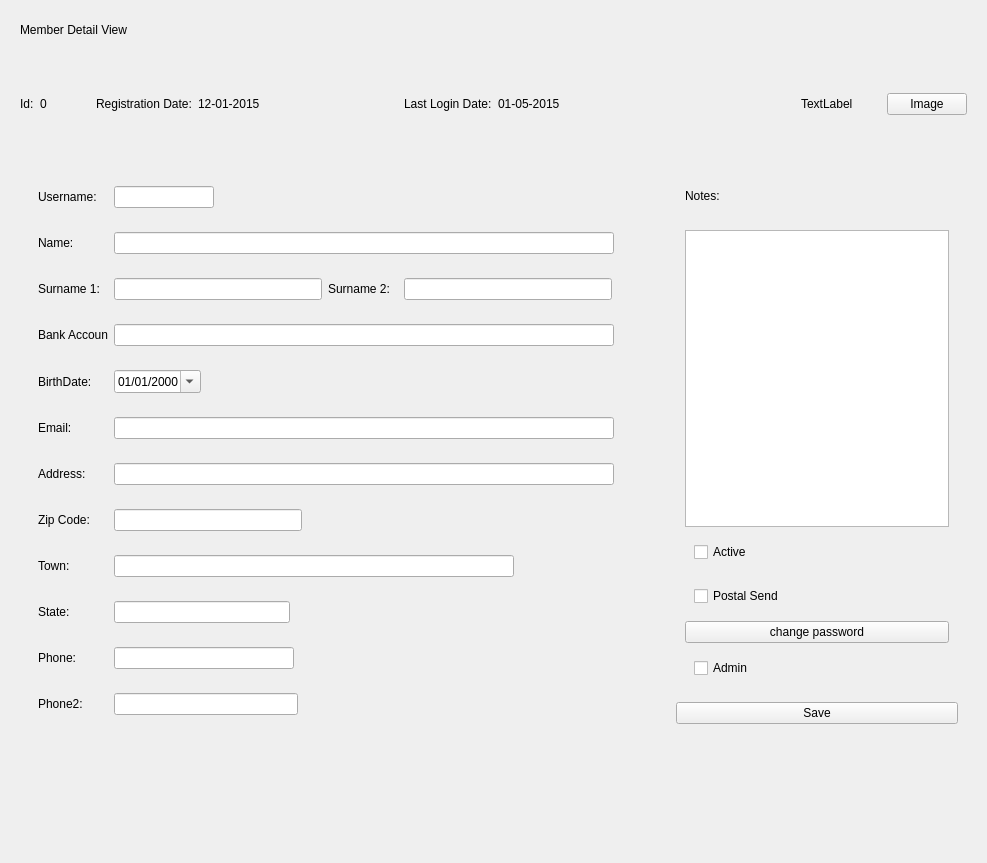
Qt form penyamanager/admin/memberview.ui (eguzki/penyamanager) before a commit.
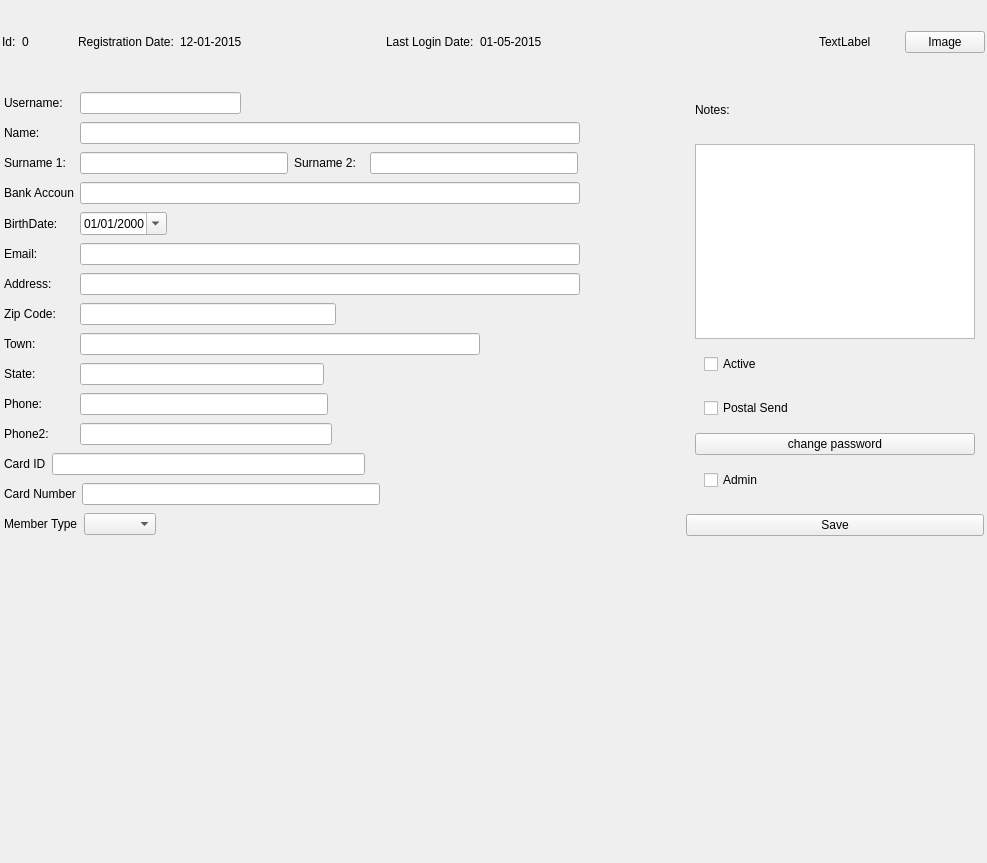
The same form after that commit.

Commit message: users attr: cardID, card number, member type

```diff
--- a/penyamanager/admin/memberview.ui
+++ b/penyamanager/admin/memberview.ui
@@ -68,41 +68,33 @@
 */</string>
   </property>
   <layout class="QVBoxLayout" name="verticalLayout">
-   <item>
-    <widget class="QWidget" name="topWidget" native="true">
-     <property name="sizePolicy">
-      <sizepolicy hsizetype="Preferred" vsizetype="Fixed">
-       <horstretch>0</horstretch>
-       <verstretch>0</verstretch>
-      </sizepolicy>
-     </property>
-     <layout class="QHBoxLayout" name="horizontalLayout">
-      <item>
-       <widget class="QLabel" name="titleLabel">
-        <property name="text">
-         <string>Member Detail View</string>
-        </property>
-       </widget>
-      </item>
-      <item>
-       <spacer name="horizontalSpacer">
-        <property name="orientation">
-         <enum>Qt::Horizontal</enum>
-        </property>
-        <property name="sizeHint" stdset="0">
-         <size>
-          <width>548</width>
-          <height>20</height>
-         </size>
-        </property>
-       </spacer>
-      </item>
-     </layout>
-    </widget>
-   </item>
+   <property name="leftMargin">
+    <number>1</number>
+   </property>
+   <property name="topMargin">
+    <number>1</number>
+   </property>
+   <property name="rightMargin">
+    <number>1</number>
+   </property>
+   <property name="bottomMargin">
+    <number>1</number>
+   </property>
    <item>
     <widget class="QWidget" name="memberIdWidget" native="true">
      <layout class="QHBoxLayout" name="horizontalLayout_4">
+      <property name="leftMargin">
+       <number>1</number>
+      </property>
+      <property name="topMargin">
+       <number>1</number>
+      </property>
+      <property name="rightMargin">
+       <number>1</number>
+      </property>
+      <property name="bottomMargin">
+       <number>1</number>
+      </property>
       <item>
        <widget class="QLabel" name="memberIdLabel">
         <property name="minimumSize">
@@ -194,7 +186,7 @@
        </widget>
       </item>
       <item>
-       <spacer name="horizontalSpacer_4">
+       <spacer name="horizontalSpacer">
         <property name="orientation">
          <enum>Qt::Horizontal</enum>
         </property>
@@ -244,12 +236,48 @@
    <item>
     <widget class="QWidget" name="widget" native="true">
      <layout class="QHBoxLayout" name="horizontalLayout_20">
+      <property name="leftMargin">
+       <number>1</number>
+      </property>
+      <property name="topMargin">
+       <number>1</number>
+      </property>
+      <property name="rightMargin">
+       <number>1</number>
+      </property>
+      <property name="bottomMargin">
+       <number>1</number>
+      </property>
       <item>
        <widget class="QWidget" name="widget_2" native="true">
         <layout class="QVBoxLayout" name="verticalLayout_2">
+         <property name="leftMargin">
+          <number>1</number>
+         </property>
+         <property name="topMargin">
+          <number>1</number>
+         </property>
+         <property name="rightMargin">
+          <number>1</number>
+         </property>
+         <property name="bottomMargin">
+          <number>1</number>
+         </property>
          <item>
           <widget class="QWidget" name="usernameWidget" native="true">
            <layout class="QHBoxLayout" name="horizontalLayout_5">
+            <property name="leftMargin">
+             <number>1</number>
+            </property>
+            <property name="topMargin">
+             <number>1</number>
+            </property>
+            <property name="rightMargin">
+             <number>1</number>
+            </property>
+            <property name="bottomMargin">
+             <number>1</number>
+            </property>
             <item>
              <widget class="QLabel" name="usernameLabel">
               <property name="minimumSize">
@@ -285,6 +313,18 @@
          <item>
           <widget class="QWidget" name="nameFormWidget" native="true">
            <layout class="QHBoxLayout" name="horizontalLayout_3">
+            <property name="leftMargin">
+             <number>1</number>
+            </property>
+            <property name="topMargin">
+             <number>1</number>
+            </property>
+            <property name="rightMargin">
+             <number>1</number>
+            </property>
+            <property name="bottomMargin">
+             <number>1</number>
+            </property>
             <item>
              <widget class="QLabel" name="nameLabel">
               <property name="minimumSize">
@@ -333,6 +373,18 @@
          <item>
           <widget class="QWidget" name="memberSurnameWidget" native="true">
            <layout class="QHBoxLayout" name="horizontalLayout_6">
+            <property name="leftMargin">
+             <number>1</number>
+            </property>
+            <property name="topMargin">
+             <number>1</number>
+            </property>
+            <property name="rightMargin">
+             <number>1</number>
+            </property>
+            <property name="bottomMargin">
+             <number>1</number>
+            </property>
             <item>
              <widget class="QLabel" name="memberSurnameLabel">
               <property name="minimumSize">
@@ -398,6 +450,18 @@
          <item>
           <widget class="QWidget" name="bankAccountWidget" native="true">
            <layout class="QHBoxLayout" name="horizontalLayout_12">
+            <property name="leftMargin">
+             <number>1</number>
+            </property>
+            <property name="topMargin">
+             <number>1</number>
+            </property>
+            <property name="rightMargin">
+             <number>1</number>
+            </property>
+            <property name="bottomMargin">
+             <number>1</number>
+            </property>
             <item>
              <widget class="QLabel" name="bankAccountLabel">
               <property name="minimumSize">
@@ -446,6 +510,18 @@
          <item>
           <widget class="QWidget" name="birthdateWidget" native="true">
            <layout class="QHBoxLayout" name="horizontalLayout_8">
+            <property name="leftMargin">
+             <number>1</number>
+            </property>
+            <property name="topMargin">
+             <number>1</number>
+            </property>
+            <property name="rightMargin">
+             <number>1</number>
+            </property>
+            <property name="bottomMargin">
+             <number>1</number>
+            </property>
             <item>
              <widget class="QLabel" name="birthdateLabel">
               <property name="minimumSize">
@@ -488,6 +564,18 @@
          <item>
           <widget class="QWidget" name="emailWidget" native="true">
            <layout class="QHBoxLayout" name="horizontalLayout_16">
+            <property name="leftMargin">
+             <number>1</number>
+            </property>
+            <property name="topMargin">
+             <number>1</number>
+            </property>
+            <property name="rightMargin">
+             <number>1</number>
+            </property>
+            <property name="bottomMargin">
+             <number>1</number>
+            </property>
             <item>
              <widget class="QLabel" name="emailLabel">
               <property name="minimumSize">
@@ -536,6 +624,18 @@
          <item>
           <widget class="QWidget" name="addressWidget" native="true">
            <layout class="QHBoxLayout" name="horizontalLayout_9">
+            <property name="leftMargin">
+             <number>1</number>
+            </property>
+            <property name="topMargin">
+             <number>1</number>
+            </property>
+            <property name="rightMargin">
+             <number>1</number>
+            </property>
+            <property name="bottomMargin">
+             <number>1</number>
+            </property>
             <item>
              <widget class="QLabel" name="addressLabel">
               <property name="minimumSize">
@@ -584,6 +684,18 @@
          <item>
           <widget class="QWidget" name="zipCodeWidget" native="true">
            <layout class="QHBoxLayout" name="horizontalLayout_10">
+            <property name="leftMargin">
+             <number>1</number>
+            </property>
+            <property name="topMargin">
+             <number>1</number>
+            </property>
+            <property name="rightMargin">
+             <number>1</number>
+            </property>
+            <property name="bottomMargin">
+             <number>1</number>
+            </property>
             <item>
              <widget class="QLabel" name="zipCodeLabel">
               <property name="minimumSize">
@@ -619,6 +731,18 @@
          <item>
           <widget class="QWidget" name="townWidget" native="true">
            <layout class="QHBoxLayout" name="horizontalLayout_11">
+            <property name="leftMargin">
+             <number>1</number>
+            </property>
+            <property name="topMargin">
+             <number>1</number>
+            </property>
+            <property name="rightMargin">
+             <number>1</number>
+            </property>
+            <property name="bottomMargin">
+             <number>1</number>
+            </property>
             <item>
              <widget class="QLabel" name="townLabel">
               <property name="minimumSize">
@@ -667,6 +791,18 @@
          <item>
           <widget class="QWidget" name="stateWidget" native="true">
            <layout class="QHBoxLayout" name="horizontalLayout_13">
+            <property name="leftMargin">
+             <number>1</number>
+            </property>
+            <property name="topMargin">
+             <number>1</number>
+            </property>
+            <property name="rightMargin">
+             <number>1</number>
+            </property>
+            <property name="bottomMargin">
+             <number>1</number>
+            </property>
             <item>
              <widget class="QLabel" name="stateLabel">
               <property name="minimumSize">
@@ -702,6 +838,18 @@
          <item>
           <widget class="QWidget" name="phoneWidget" native="true">
            <layout class="QHBoxLayout" name="horizontalLayout_14">
+            <property name="leftMargin">
+             <number>1</number>
+            </property>
+            <property name="topMargin">
+             <number>1</number>
+            </property>
+            <property name="rightMargin">
+             <number>1</number>
+            </property>
+            <property name="bottomMargin">
+             <number>1</number>
+            </property>
             <item>
              <widget class="QLabel" name="phoneLabel">
               <property name="minimumSize">
@@ -737,6 +885,18 @@
          <item>
           <widget class="QWidget" name="phone2Widget" native="true">
            <layout class="QHBoxLayout" name="horizontalLayout_15">
+            <property name="leftMargin">
+             <number>1</number>
+            </property>
+            <property name="topMargin">
+             <number>1</number>
+            </property>
+            <property name="rightMargin">
+             <number>1</number>
+            </property>
+            <property name="bottomMargin">
+             <number>1</number>
+            </property>
             <item>
              <widget class="QLabel" name="phone2Label">
               <property name="minimumSize">
@@ -769,6 +929,129 @@
            </layout>
           </widget>
          </item>
+         <item>
+          <widget class="QWidget" name="idcardWidget" native="true">
+           <layout class="QHBoxLayout" name="horizontalLayout_18">
+            <property name="leftMargin">
+             <number>1</number>
+            </property>
+            <property name="topMargin">
+             <number>1</number>
+            </property>
+            <property name="rightMargin">
+             <number>1</number>
+            </property>
+            <property name="bottomMargin">
+             <number>1</number>
+            </property>
+            <item>
+             <widget class="QLabel" name="idCardLabel">
+              <property name="text">
+               <string>Card ID</string>
+              </property>
+             </widget>
+            </item>
+            <item>
+             <widget class="QLineEdit" name="idCardLineEdit"/>
+            </item>
+            <item>
+             <spacer name="horizontalSpacer_18">
+              <property name="orientation">
+               <enum>Qt::Horizontal</enum>
+              </property>
+              <property name="sizeHint" stdset="0">
+               <size>
+                <width>305</width>
+                <height>20</height>
+               </size>
+              </property>
+             </spacer>
+            </item>
+           </layout>
+          </widget>
+         </item>
+         <item>
+          <widget class="QWidget" name="cardWidget" native="true">
+           <layout class="QHBoxLayout" name="horizontalLayout_21">
+            <property name="leftMargin">
+             <number>1</number>
+            </property>
+            <property name="topMargin">
+             <number>1</number>
+            </property>
+            <property name="rightMargin">
+             <number>1</number>
+            </property>
+            <property name="bottomMargin">
+             <number>1</number>
+            </property>
+            <item>
+             <widget class="QLabel" name="cardLabel">
+              <property name="text">
+               <string>Card Number</string>
+              </property>
+             </widget>
+            </item>
+            <item>
+             <widget class="QLineEdit" name="cardLineEdit"/>
+            </item>
+            <item>
+             <spacer name="horizontalSpacer_20">
+              <property name="orientation">
+               <enum>Qt::Horizontal</enum>
+              </property>
+              <property name="sizeHint" stdset="0">
+               <size>
+                <width>287</width>
+                <height>20</height>
+               </size>
+              </property>
+             </spacer>
+            </item>
+           </layout>
+          </widget>
+         </item>
+         <item>
+          <widget class="QWidget" name="memberTypeWidget" native="true">
+           <layout class="QHBoxLayout" name="horizontalLayout_22">
+            <property name="leftMargin">
+             <number>1</number>
+            </property>
+            <property name="topMargin">
+             <number>1</number>
+            </property>
+            <property name="rightMargin">
+             <number>1</number>
+            </property>
+            <property name="bottomMargin">
+             <number>1</number>
+            </property>
+            <item>
+             <widget class="QLabel" name="memberTypeLabel">
+              <property name="text">
+               <string>Member Type</string>
+              </property>
+             </widget>
+            </item>
+            <item>
+             <widget class="QComboBox" name="memberTypeComboBox"/>
+            </item>
+            <item>
+             <spacer name="horizontalSpacer_21">
+              <property name="orientation">
+               <enum>Qt::Horizontal</enum>
+              </property>
+              <property name="sizeHint" stdset="0">
+               <size>
+                <width>496</width>
+                <height>20</height>
+               </size>
+              </property>
+             </spacer>
+            </item>
+           </layout>
+          </widget>
+         </item>
         </layout>
        </widget>
       </item>
@@ -787,6 +1070,18 @@
          </size>
         </property>
         <layout class="QVBoxLayout" name="verticalLayout_3">
+         <property name="leftMargin">
+          <number>1</number>
+         </property>
+         <property name="topMargin">
+          <number>1</number>
+         </property>
+         <property name="rightMargin">
+          <number>1</number>
+         </property>
+         <property name="bottomMargin">
+          <number>1</number>
+         </property>
          <item>
           <widget class="QWidget" name="notesLabelwidget" native="true">
            <layout class="QHBoxLayout" name="horizontalLayout_19">
```
The commit also changes 9 other files.
